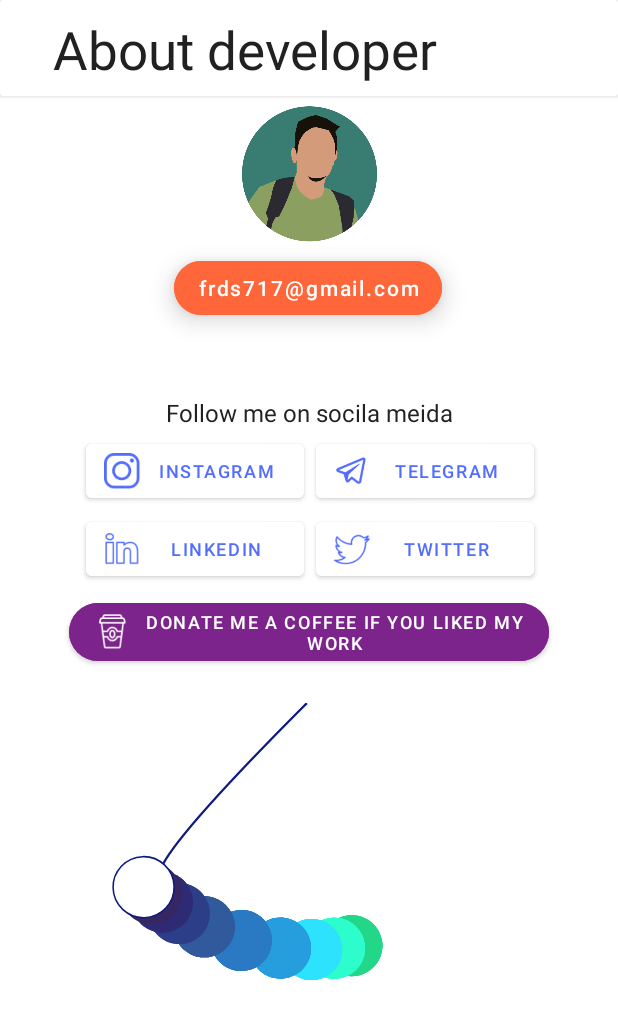
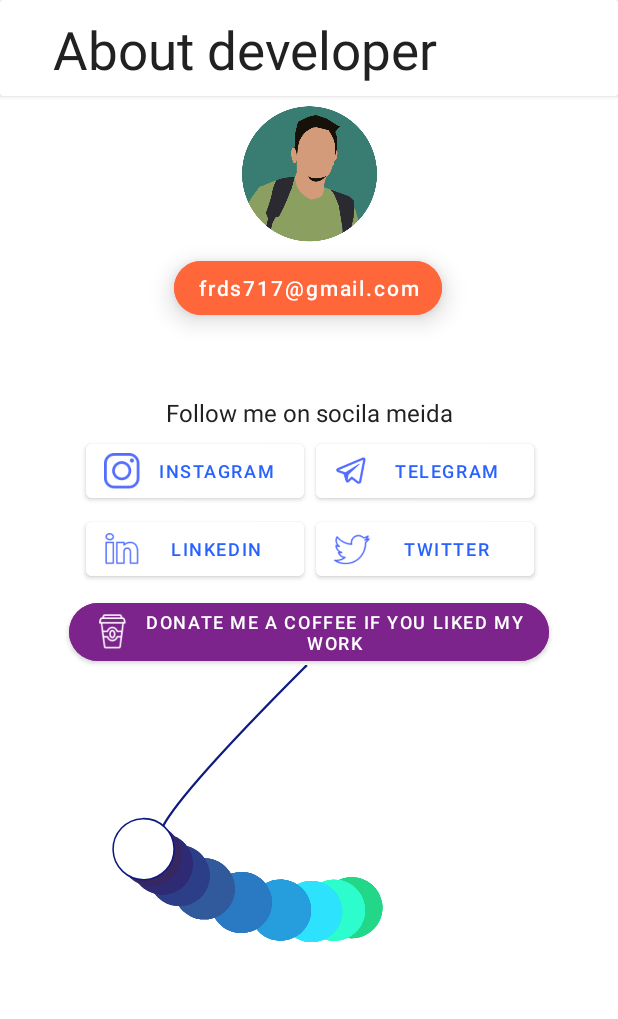
Before and after one commit to FrdsAlm/CalCie, an Android app: the fragment about shown on its own in the app's theme, on a phone screen of 412 x 824 dp. Shown: the top 1019 px of the screen. Run offline under Robolectric (Android 15) with nearby library versions, the phone set to English and light mode, and no system bars.

Commit message:
Code cleanup and update

```diff
--- a/app/src/main/res/layout/fragment_about.xml
+++ b/app/src/main/res/layout/fragment_about.xml
@@ -17,7 +17,8 @@
         android:src="@drawable/profile"
         app:layout_constraintEnd_toEndOf="parent"
         app:layout_constraintStart_toStartOf="parent"
-        app:layout_constraintTop_toBottomOf="@+id/cardView" />
+        app:layout_constraintTop_toBottomOf="@+id/cardView"
+        android:contentDescription="@string/photo_of_developer" />
 
     <androidx.cardview.widget.CardView
         android:id="@+id/cardView"
@@ -63,8 +64,9 @@
         android:layout_marginEnd="8dp"
         android:backgroundTint="@color/about_bu_col"
         android:elevation="10dp"
-        android:text="frds717@gmail.com"
+        android:text="@string/frds717_gmail_com"
         android:textAllCaps="false"
+        android:textColor="#ffffff"
         app:cornerRadius="20dp"
         app:layout_constraintEnd_toEndOf="parent"
         app:layout_constraintHorizontal_bias="0.514"
@@ -78,7 +80,7 @@
         android:layout_marginStart="8dp"
         android:layout_marginTop="40dp"
         android:layout_marginEnd="8dp"
-        android:text="Follow me on socila meida"
+        android:text="@string/follow_me_on_socila_meida"
         android:textColor="@color/headTextcol"
         android:textSize="16sp"
         app:layout_constraintEnd_toEndOf="parent"
@@ -94,8 +96,8 @@
         android:layout_marginTop="4dp"
         android:layout_marginEnd="8dp"
         android:backgroundTint="@color/colorPrimaryDark"
-        android:text="Instagram"
-        android:textColor="@color/colorAccent"
+        android:text="@string/instagram"
+        android:textColor="#2962FF"
         android:textSize="12sp"
         app:icon="@drawable/instaclip"
         app:iconSize="24dp"
@@ -114,8 +116,8 @@
         android:layout_marginTop="4dp"
         android:layout_marginEnd="8dp"
         android:backgroundTint="@color/colorPrimaryDark"
-        android:text="telegram"
-        android:textColor="@color/colorAccent"
+        android:text="@string/telegram"
+        android:textColor="#2962FF"
         android:textSize="12sp"
         app:icon="@drawable/teleclip"
         app:iconSize="24dp"
@@ -134,8 +136,8 @@
         android:layout_marginTop="4dp"
         android:layout_marginEnd="8dp"
         android:backgroundTint="@color/colorPrimaryDark"
-        android:text="linkedin"
-        android:textColor="@color/colorAccent"
+        android:text="@string/linkedin"
+        android:textColor="#2962FF"
         android:textSize="12sp"
         app:icon="@drawable/linkclip"
         app:iconSize="24dp"
@@ -152,8 +154,8 @@
         android:layout_height="wrap_content"
         android:layout_marginTop="4dp"
         android:backgroundTint="@color/colorPrimaryDark"
-        android:text="twitter"
-        android:textColor="@color/colorAccent"
+        android:text="@string/twitter"
+        android:textColor="#2962FF"
         android:textSize="12sp"
         app:icon="@drawable/twitterclip"
         app:iconSize="24dp"
@@ -174,7 +176,7 @@
         android:backgroundTint="#7c238c"
         android:paddingStart="16dp"
         android:paddingEnd="16dp"
-        android:text="Donate me a coffee if you liked my work"
+        android:text="@string/donate_me_a_coffee_if_you_liked_my_work"
         android:textSize="12sp"
         app:cornerRadius="30dp"
         app:icon="@drawable/donate"
@@ -191,7 +193,7 @@
         app:layout_constraintBottom_toBottomOf="parent"
         app:layout_constraintEnd_toEndOf="parent"
         app:layout_constraintStart_toStartOf="parent"
-        app:layout_constraintTop_toBottomOf="@+id/donate"
+        app:layout_constraintTop_toTopOf="@+id/donate"
         app:lottie_autoPlay="true"
         app:lottie_loop="true"
         app:lottie_rawRes="@raw/amin2" />
--- a/app/src/main/res/layout/fragment_help.xml
+++ b/app/src/main/res/layout/fragment_help.xml
@@ -61,7 +61,8 @@
                         android:layout_width="match_parent"
                         android:layout_height="76dp"
                         android:scaleType="centerCrop"
-                        android:src="@drawable/asset1" />
+                        android:src="@drawable/asset1"
+                        android:contentDescription="@string/design" />
 
                     <ImageView
                         android:id="@+id/imageView2"
--- a/app/src/main/res/layout/fragment_share.xml
+++ b/app/src/main/res/layout/fragment_share.xml
@@ -3,7 +3,6 @@
 
 <androidx.constraintlayout.widget.ConstraintLayout xmlns:android="http://schemas.android.com/apk/res/android"
     xmlns:app="http://schemas.android.com/apk/res-auto"
-    xmlns:tools="http://schemas.android.com/tools"
     android:layout_width="match_parent"
     android:layout_height="match_parent">
 
--- a/app/src/main/res/values/strings.xml
+++ b/app/src/main/res/values/strings.xml
@@ -21,12 +21,32 @@
     <string name="Helper_text">This app is specially made for SIT students.\n\nSlide sliders to select quiz marks\n\nNo average is done between quiz 2 and 3 while adding credits\n\nFor test credit calculation .34 is the multiplier used\n\nEx. 17/.34=50 so if your get 28 marks then\nyour credits are 28X .34=9.52 ~ 10 credits\n</string>
     <string name="about_me">Hi, I am Firdous Alam (IEM 3rd year, SIT Tumakuru). I am a hobbyist Graphic and UI designer and a huge android enthusiast. Apart from all this i like to read anything and everything from newspaper to memes to thousands so line of reddit threads(occasionally books). Mail me if you want me to work with me on any project.</string>
     <string name="add_all">add all</string>
-    <string name="test_2">Test 2</string>
-    <string name="test_1">Test 1</string>
+    <string name="test_2">Enter Test 2 Marks</string>
+    <string name="test_1">Enter Test 1 Marks</string>
     <string name="assignment">Assignment</string>
     <string name="quiz_4_slider">Quiz 4</string>
     <string name="quiz_3_slider">Quiz 3</string>
     <string name="quiz_2_slider">Quiz 2</string>
     <string name="quiz_1_slider">Quiz 1</string>
     <string name="share_the_app_with_your_firends">Share the app with your firends</string>
+    <string name="donate_me_a_coffee_if_you_liked_my_work">Donate me a coffee if you liked my work</string>
+    <string name="frds717_gmail_com">frds717@gmail.com</string>
+    <string name="photo_of_developer">Photo of developer</string>
+    <string name="follow_me_on_socila_meida">Follow me on socila meida</string>
+    <string name="instagram">Instagram</string>
+    <string name="telegram">telegram</string>
+    <string name="linkedin">linkedin</string>
+    <string name="twitter">twitter</string>
+    <string name="save_and_view">Save and View</string>
+    <string name="enter_test_or_quiz_sub_name_credits">Enter Test or Quiz + Sub Name + Credits</string>
+    <string name="refresh_list">Refresh list</string>
+    <string name="save_data">save data</string>
+    <string name="test_2_top">Test 2</string>
+    <string name="test_1_top">Test 1</string>
+    <string name="design">Design</string>
+    <string name="edit_the_values">Edit the values</string>
+    <string name="delete">delete</string>
+    <string name="save_changes">Save changes</string>
+    <string name="textview">TextView</string>
+    <string name="close">Close</string>
 </resources>
```
Also changed, not shown: app/src/main/res/layout/fragment_calc.xml (+4 -3 lines), app/src/main/res/layout/fragmentsave.xml (+4 -4 lines).
